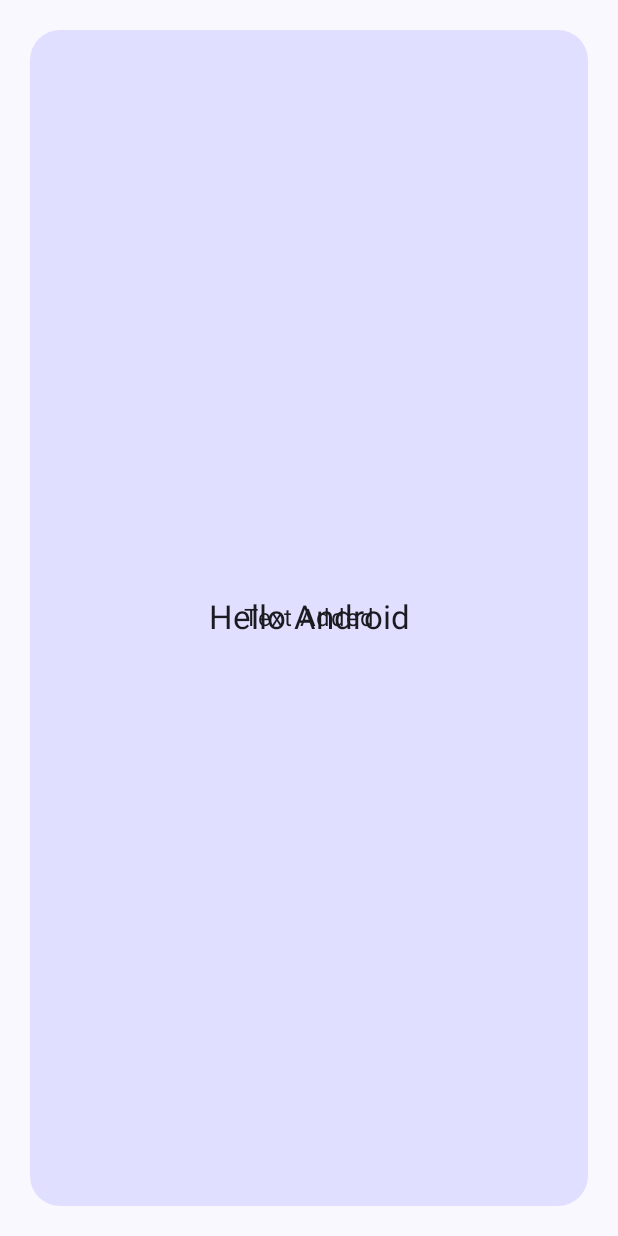
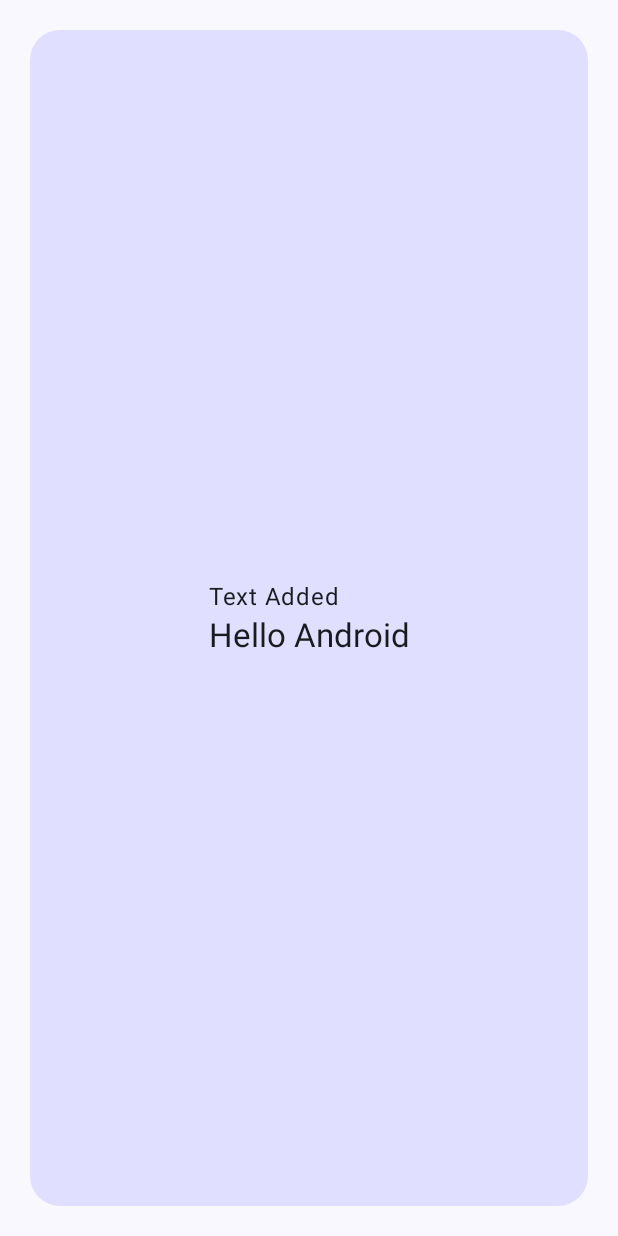
Before and after one commit to Heroid-Dev/Android-Sample, an Android app built with Jetpack Compose: the screen it shows after launch (MainActivity), on a phone screen of 412 x 824 dp. Run offline under Robolectric (Android 15) with nearby library versions, the phone set to English and light mode, and no system bars.

Commit message:
fixed column text

```diff
--- a/app/src/main/java/com/example/andoidsample/MainActivity.kt
+++ b/app/src/main/java/com/example/andoidsample/MainActivity.kt
@@ -34,8 +34,10 @@ class MainActivity : ComponentActivity() {
             AndoidSampleTheme {
                 Scaffold(modifier = Modifier.fillMaxSize()) { innerPadding ->
                     MyApp(modifier = Modifier.padding(innerPadding)) {
-                        Text("Text Added")
-                        Text(text = "Hello Android", style = MaterialTheme.typography.titleLarge)
+                        Column {
+                            Text("Text Added")
+                            Text(text = "Hello Android", style = MaterialTheme.typography.titleLarge)
+                        }
                     }
                 }
             }
@@ -65,8 +67,10 @@ fun MyApp(modifier: Modifier = Modifier, content: @Composable () -> Unit) {
 fun GreetingPreview() {
     AndoidSampleTheme {
         MyApp {
-            Text("Text Added")
-            Text(text = "Hello Android", style = MaterialTheme.typography.titleLarge)
+            Column {
+                Text("Text Added")
+                Text(text = "Hello Android", style = MaterialTheme.typography.titleLarge)
+            }
         }
     }
 }
```
